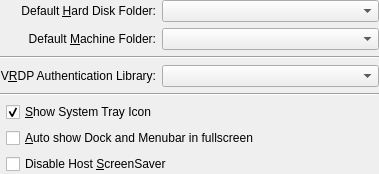
First picture: the form in vbox/src/VBox/Frontends/VirtualBox/src/settings/global/VBoxGLSettingsGeneral.ui, repository jljuxgm/vboxgit, before the edit.
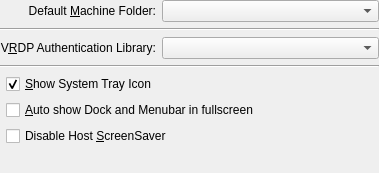
Second picture: the form after the edit. Custom widgets are drawn as their Qt base class.

```diff
--- a/vbox/src/VBox/Frontends/VirtualBox/src/settings/global/VBoxGLSettingsGeneral.ui
+++ b/vbox/src/VBox/Frontends/VirtualBox/src/settings/global/VBoxGLSettingsGeneral.ui
@@ -28,29 +28,6 @@
     <number>0</number>
    </property>
    <item row="0" column="0" colspan="2">
-    <widget class="QLabel" name="mLbHardDisk">
-     <property name="text">
-      <string>Default &amp;Hard Disk Folder:</string>
-     </property>
-     <property name="alignment">
-      <set>Qt::AlignRight|Qt::AlignTrailing|Qt::AlignVCenter</set>
-     </property>
-     <property name="buddy">
-      <cstring>mPsHardDisk</cstring>
-     </property>
-    </widget>
-   </item>
-   <item row="0" column="2">
-    <widget class="VBoxFilePathSelectorWidget" name="mPsHardDisk">
-     <property name="sizePolicy">
-      <sizepolicy hsizetype="MinimumExpanding" vsizetype="Fixed">
-       <horstretch>0</horstretch>
-       <verstretch>0</verstretch>
-      </sizepolicy>
-     </property>
-    </widget>
-   </item>
-   <item row="1" column="0" colspan="2">
     <widget class="QLabel" name="mLbMach">
      <property name="text">
       <string>Default &amp;Machine Folder:</string>
@@ -63,7 +40,7 @@
      </property>
     </widget>
    </item>
-   <item row="1" column="2">
+   <item row="0" column="2">
     <widget class="VBoxFilePathSelectorWidget" name="mPsMach">
      <property name="sizePolicy">
       <sizepolicy hsizetype="MinimumExpanding" vsizetype="Fixed">
@@ -73,14 +50,14 @@
      </property>
     </widget>
    </item>
-   <item row="2" column="0" colspan="3">
+   <item row="1" column="0" colspan="3">
     <widget class="Line" name="mLnSeparator">
      <property name="orientation">
       <enum>Qt::Horizontal</enum>
      </property>
     </widget>
    </item>
-   <item row="3" column="0" colspan="2">
+   <item row="2" column="0" colspan="2">
     <widget class="QLabel" name="mLbVRDP">
      <property name="text">
       <string>V&amp;RDP Authentication Library:</string>
@@ -93,7 +70,7 @@
      </property>
     </widget>
    </item>
-   <item row="3" column="2">
+   <item row="2" column="2">
     <widget class="VBoxFilePathSelectorWidget" name="mPsVRDP">
      <property name="sizePolicy">
       <sizepolicy hsizetype="MinimumExpanding" vsizetype="Fixed">
@@ -103,7 +80,7 @@
      </property>
     </widget>
    </item>
-   <item row="4" column="0" colspan="3">
+   <item row="3" column="0" colspan="3">
     <widget class="Line" name="mLnSeparator2">
      <property name="orientation">
       <enum>Qt::Horizontal</enum>
@@ -123,7 +100,7 @@
      </property>
     </widget>
    </item>
-   <item row="5" column="1" colspan="2">
+   <item row="4" column="1" colspan="2">
     <widget class="QCheckBox" name="mCbCheckTrayIcon">
      <property name="whatsThis">
       <string>When checked, the application will provide an icon with the context menu in the system tray.</string>
@@ -149,7 +126,7 @@
      </property>
     </widget>
    </item>
-   <item row="6" column="1" colspan="2">
+   <item row="5" column="1" colspan="2">
     <widget class="QCheckBox" name="mCbCheckPresentationMode">
      <property name="text">
       <string>&amp;Auto show Dock and Menubar in fullscreen</string>
@@ -169,7 +146,7 @@
      </property>
     </widget>
    </item>
-   <item row="7" column="1" colspan="2">
+   <item row="6" column="1" colspan="2">
     <widget class="QCheckBox" name="mCbDisableHostScreenSaver">
      <property name="whatsThis">
       <string>When checked, the host screen saver will be disabled whenever a virtual machine is running.</string>
@@ -179,7 +156,7 @@
      </property>
     </widget>
    </item>
-   <item row="10" column="0" colspan="3">
+   <item row="7" column="0" colspan="3">
     <spacer>
      <property name="orientation">
       <enum>Qt::Vertical</enum>
```
Left out of the diff: 8 changed lines with no effect on the pictures.
